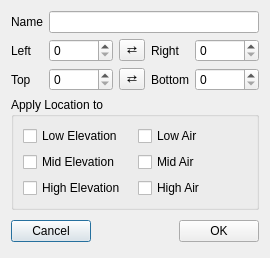
The window that ChkForge/locationproperties.ui (heinermann/ChkForge) describes before a commit, drawn with Qt 5.
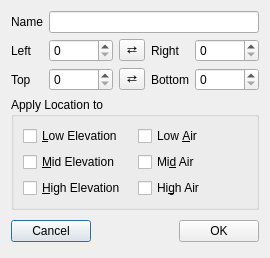
The same window after the commit.

Patch:
```diff
--- a/ChkForge/locationproperties.ui
+++ b/ChkForge/locationproperties.ui
@@ -141,42 +141,42 @@
       <item row="1" column="1">
        <widget class="QCheckBox" name="chk_air_mid">
         <property name="text">
-         <string>Mid Air</string>
+         <string>Mi&amp;d Air</string>
         </property>
        </widget>
       </item>
       <item row="0" column="1">
        <widget class="QCheckBox" name="chk_air_low">
         <property name="text">
-         <string>Low Air</string>
+         <string>Low &amp;Air</string>
         </property>
        </widget>
       </item>
       <item row="0" column="0">
        <widget class="QCheckBox" name="chk_elevation_low">
         <property name="text">
-         <string>Low Elevation</string>
+         <string>&amp;Low Elevation</string>
         </property>
        </widget>
       </item>
       <item row="1" column="0">
        <widget class="QCheckBox" name="chk_elevation_mid">
         <property name="text">
-         <string>Mid Elevation</string>
+         <string>&amp;Mid Elevation</string>
         </property>
        </widget>
       </item>
       <item row="2" column="0">
        <widget class="QCheckBox" name="chk_elevation_high">
         <property name="text">
-         <string>High Elevation</string>
+         <string>&amp;High Elevation</string>
         </property>
        </widget>
       </item>
       <item row="2" column="1">
        <widget class="QCheckBox" name="chk_air_high">
         <property name="text">
-         <string>High Air</string>
+         <string>Hi&amp;gh Air</string>
         </property>
        </widget>
       </item>
```
